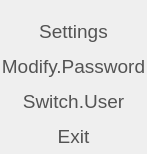
This is UI/forms/XLUserPopupWidget.ui in gechangli/obs-studio as Qt 5 draws it before an edit. The edited form follows.
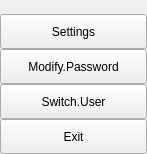
This is the edited form. Icons and pictures are not drawn.

Commit message: use stylesheet to set popup button style

```diff
--- a/UI/forms/XLUserPopupWidget.ui
+++ b/UI/forms/XLUserPopupWidget.ui
@@ -125,17 +125,6 @@
           <height>35</height>
          </size>
         </property>
-        <property name="styleSheet">
-         <string notr="true">QPushButton {
-border: none;
-background-color: transparent;
-font-size: 14pt;
-color: rgb(83,83,83);
-}
-QPushButton:hover {
-color: rgb(137,137,137);
-}</string>
-        </property>
         <property name="text">
          <string>Settings</string>
         </property>
@@ -155,17 +144,6 @@
           <height>35</height>
          </size>
         </property>
-        <property name="styleSheet">
-         <string notr="true">QPushButton {
-border: none;
-background-color: transparent;
-font-size: 14pt;
-color: rgb(83,83,83);
-}
-QPushButton:hover {
-color: rgb(137,137,137);
-}</string>
-        </property>
         <property name="text">
          <string>Modify.Password</string>
         </property>
@@ -185,17 +163,6 @@
           <height>35</height>
          </size>
         </property>
-        <property name="styleSheet">
-         <string notr="true">QPushButton {
-border: none;
-background-color: transparent;
-font-size: 14pt;
-color: rgb(83,83,83);
-}
-QPushButton:hover {
-color: rgb(137,137,137);
-}</string>
-        </property>
         <property name="text">
          <string>Switch.User</string>
         </property>
@@ -215,17 +182,6 @@
           <height>35</height>
          </size>
         </property>
-        <property name="styleSheet">
-         <string notr="true">QPushButton {
-border: none;
-background-color: transparent;
-font-size: 14pt;
-color: rgb(83,83,83);
-}
-QPushButton:hover {
-color: rgb(137,137,137);
-}</string>
-        </property>
         <property name="text">
          <string>Exit</string>
         </property>
```
The commit also changes 1 other file.
